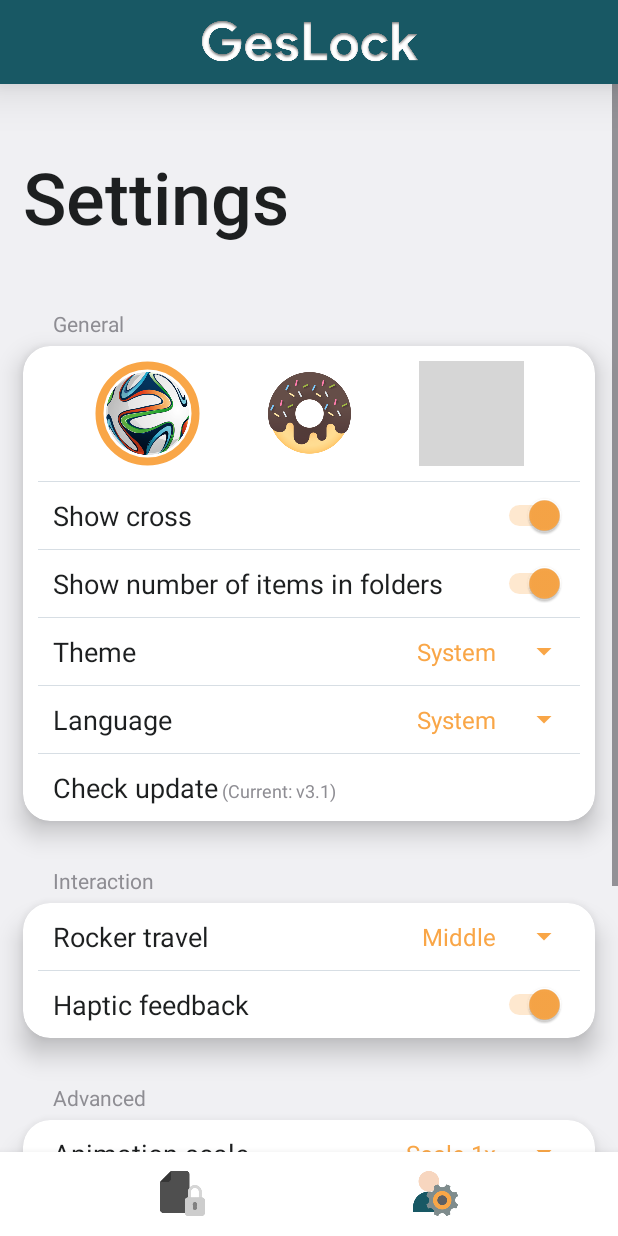
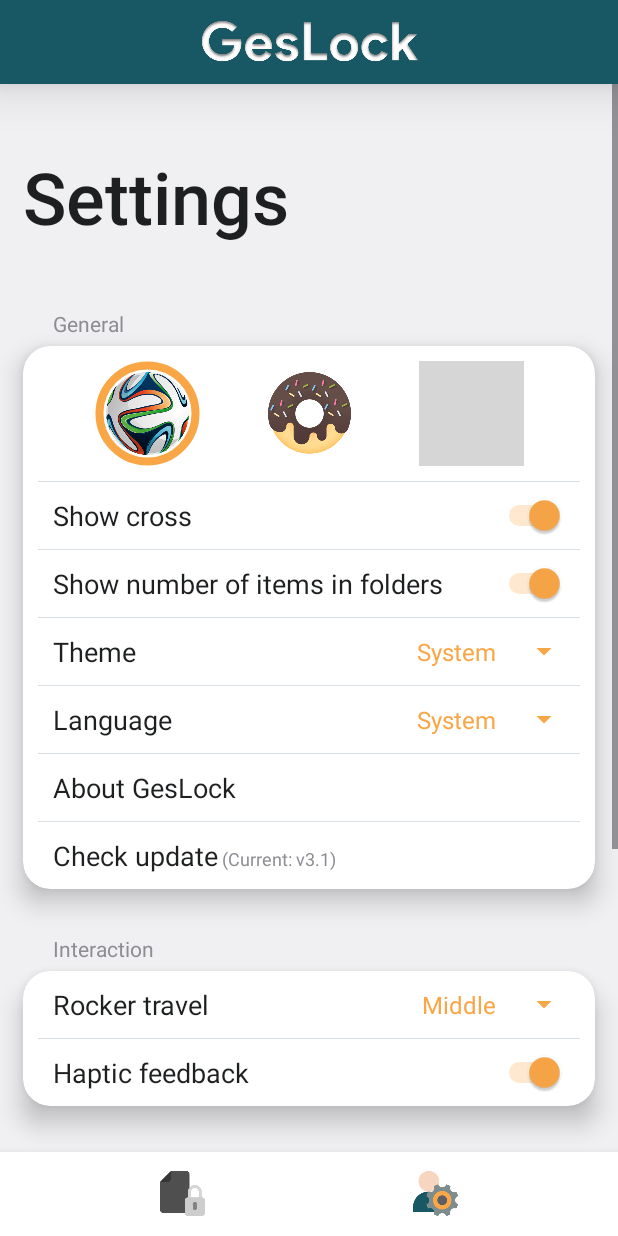
Before and after one commit to JerryZhangZZY/geslock, an Android app: the SettingsFragment screen opened through its navigation route, on a phone screen of 412 x 824 dp. Run offline under Robolectric (Android 15) with nearby library versions, the phone set to English and light mode, and no system bars; our stand-ins replace navigation-ui; grey boxes are pictures that could not be loaded.

Commit message:
#18 app about dialog

```diff
--- a/app/src/main/res/layout/fragment_settings.xml
+++ b/app/src/main/res/layout/fragment_settings.xml
@@ -152,6 +152,24 @@
                             android:entries="@array/language"
                             android:theme="@style/spinnerStyle"
                             tools:ignore="TouchTargetSizeCheck" />
+
+                    </LinearLayout>
+
+                    <LinearLayout
+                        android:layout_width="match_parent"
+                        android:layout_height="match_parent"
+                        android:orientation="horizontal">
+
+                        <TextView
+                            android:id="@+id/tvAbout"
+                            style="@style/settingsEntryStyle"
+                            android:layout_width="0dp"
+                            android:layout_height="wrap_content"
+                            android:layout_weight="1"
+                            android:background="?attr/selectableItemBackground"
+                            android:clickable="true"
+                            android:focusable="true"
+                            android:text="@string/settings_entry_about" />
 
                     </LinearLayout>
 
--- a/app/src/main/res/values/strings.xml
+++ b/app/src/main/res/values/strings.xml
@@ -16,6 +16,7 @@
     <string name="settings_entry_cross">Show cross</string>
     <string name="settings_entry_theme">Theme</string>
     <string name="settings_entry_language">Language</string>
+    <string name="settings_entry_about">About GesLock</string>
     <string name="settings_entry_update">Check update</string>
     <string name="settings_entry_current">Current: v</string>
     <string name="settings_entry_show_item_count">Show number of items in folders</string>
@@ -78,6 +79,18 @@
     <string name="rename_ok">Rename</string>
     <string name="delete_ok">Delete</string>
     <string name="password_hint">Please enter gestures</string>
+    <string name="about_repo" translatable="false">GitHub</string>
+    <string name="about_message">
+        GesLock is an Android app that protects sensitive files on mobile phones using secret multi-finger gestures.\n\n
+        Features\n
+        - Intuitive password interaction\n
+        - Supports 11 gestures\n
+        - AES CBC PKCS5Padding\n
+        - File management system\n
+        - Customizable\n
+        - Fine animations and haptic\n
+        - Dark mode\n\n
+        More information in GitHub repository.</string>
 
     <string name="menu_sort">Sort by…</string>
     <string name="menu_order">Sort order…</string>
```
Also changed, not shown: app/src/main/java/com/example/geslock/ui/settings/SettingsFragment.java (+34 -0 lines), 1 other file.
